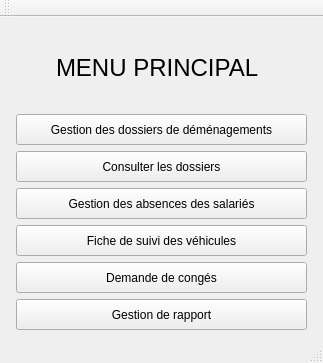
Before: the Qt Designer form programmeQT/projetDEMGUIV/mainwindow.ui in Alex-Bumblebee/ProjetDEMGUIV, drawn with Qt 5.
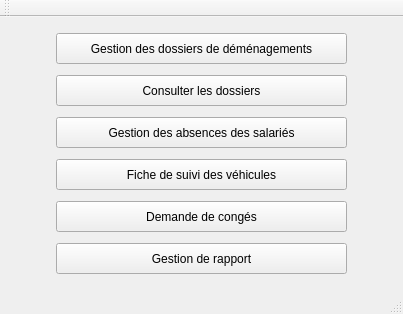
After: the same form once the commit is applied.

The edit to the form file:
```diff
--- a/programmeQT/projetDEMGUIV/mainwindow.ui
+++ b/programmeQT/projetDEMGUIV/mainwindow.ui
@@ -6,8 +6,8 @@
    <rect>
     <x>0</x>
     <y>0</y>
-    <width>323</width>
-    <height>363</height>
+    <width>403</width>
+    <height>314</height>
    </rect>
   </property>
   <property name="windowTitle">
@@ -15,49 +15,6 @@
   </property>
   <widget class="QWidget" name="centralWidget">
    <layout class="QVBoxLayout" name="verticalLayout">
-    <item>
-     <layout class="QHBoxLayout" name="horizontalLayout_7">
-      <item>
-       <spacer name="horizontalSpacer_13">
-        <property name="orientation">
-         <enum>Qt::Horizontal</enum>
-        </property>
-        <property name="sizeHint" stdset="0">
-         <size>
-          <width>40</width>
-          <height>20</height>
-         </size>
-        </property>
-       </spacer>
-      </item>
-      <item>
-       <widget class="QLabel" name="label">
-        <property name="minimumSize">
-         <size>
-          <width>211</width>
-          <height>41</height>
-         </size>
-        </property>
-        <property name="text">
-         <string>&lt;html&gt;&lt;head/&gt;&lt;body&gt;&lt;p&gt;&lt;span style=&quot; font-size:18pt;&quot;&gt;MENU PRINCIPAL&lt;/span&gt;&lt;/p&gt;&lt;/body&gt;&lt;/html&gt;</string>
-        </property>
-       </widget>
-      </item>
-      <item>
-       <spacer name="horizontalSpacer_14">
-        <property name="orientation">
-         <enum>Qt::Horizontal</enum>
-        </property>
-        <property name="sizeHint" stdset="0">
-         <size>
-          <width>40</width>
-          <height>20</height>
-         </size>
-        </property>
-       </spacer>
-      </item>
-     </layout>
-    </item>
     <item>
      <layout class="QHBoxLayout" name="horizontalLayout">
       <item>
```
Left out of the diff: 2 changed lines with no effect on the pictures.
